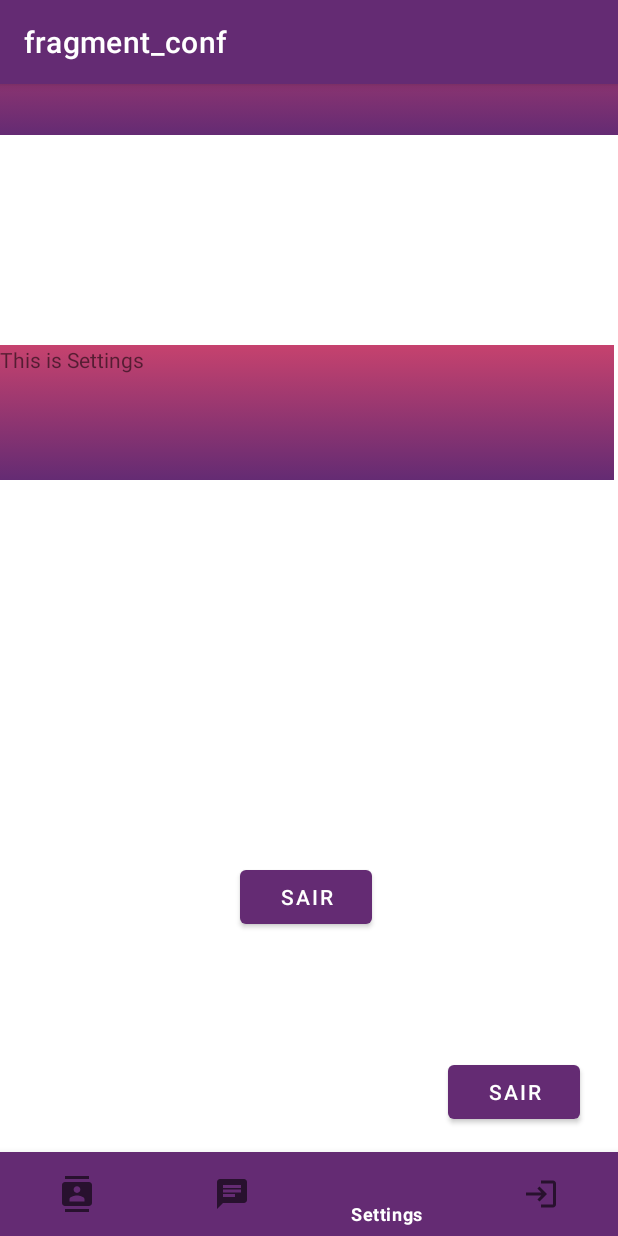
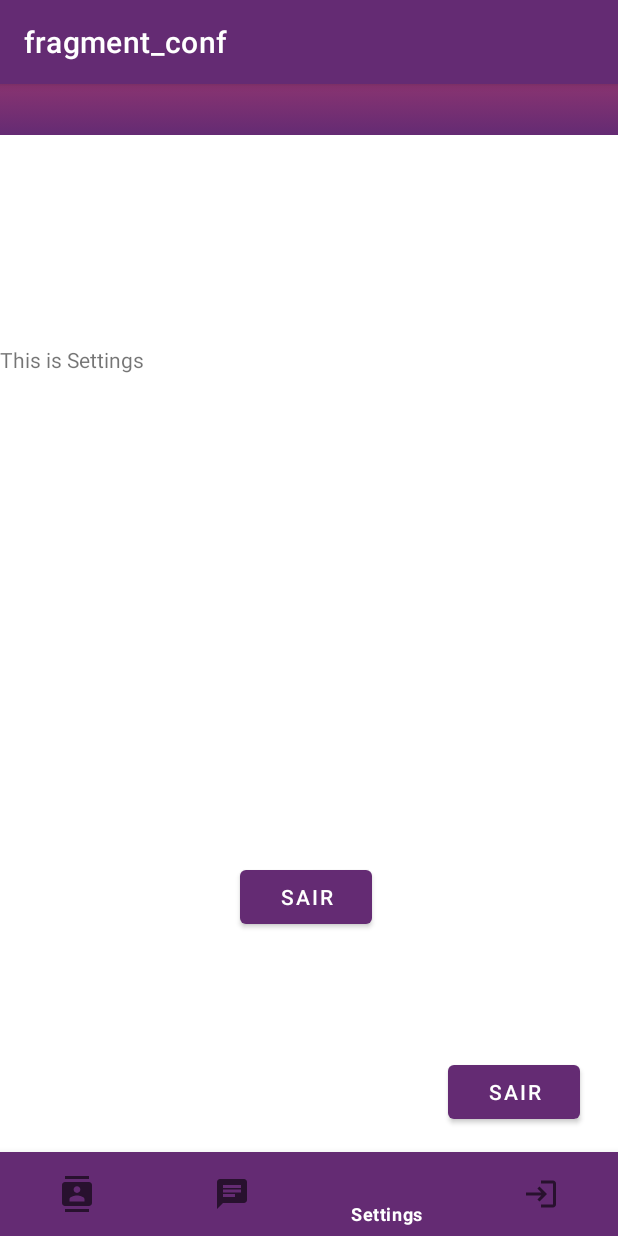
Before and after one commit to DouglasANS/ZapZapVenture, an Android app: the ConfFragment screen opened through its navigation route, on a phone screen of 412 x 824 dp. Run offline under Robolectric (Android 15) with nearby library versions, the phone set to English and light mode, and no system bars; our stand-ins replace Firebase (no records; nobody signed in at launch, a user with empty details on screens opened directly), navigation-ui; libraries missing offline, so code that uses them is left out: com.firebase.ui.

Commit message:
"layout"

```diff
--- a/app/build.gradle
+++ b/app/build.gradle
@@ -62,4 +62,8 @@ dependencies {
 
     implementation 'com.google.firebase:firebase-firestore-ktx'
     implementation("androidx.cardview:cardview:1.0.0")
+    //redondo a imagem
+    implementation 'de.hdodenhof:circleimageview:3.1.0'
+
+
 }
--- a/app/src/main/AndroidManifest.xml
+++ b/app/src/main/AndroidManifest.xml
@@ -10,7 +10,7 @@
         android:supportsRtl="true"
         android:theme="@style/Theme.ZapZapVenture">
         <activity android:name=".ChatActivity"></activity>
-        <activity android:name=".SplashScreen">
+        <activity android:name=".SplashScreen" android:theme="@style/Theme.ZapZapVentureNoActionBar">
             <intent-filter>
                 <action android:name="android.intent.action.MAIN" />
 
--- a/app/src/main/java/com/example/zapzapventure/LoginActivity.kt
+++ b/app/src/main/java/com/example/zapzapventure/LoginActivity.kt
@@ -24,9 +24,6 @@ class LoginActivity : AppCompatActivity() {
         super.onCreate(savedInstanceState)
         setContentView(R.layout.activity_login)
 
-        val toolbar = findViewById<androidx.appcompat.widget.Toolbar>(R.id.toolbar)
-        setSupportActionBar(toolbar)
-        toolbar.setTitleTextColor(Color.WHITE)
 
         val providers = arrayListOf(
             AuthUI.IdpConfig.EmailBuilder().build() ,
--- a/app/src/main/res/layout/activity_login.xml
+++ b/app/src/main/res/layout/activity_login.xml
@@ -5,11 +5,6 @@
     android:layout_width="match_parent"
     android:layout_height="match_parent"
     tools:context=".LoginActivity">
-
-    <include
-        android:id="@+id/include"
-        layout="@layout/gradiente_toolbar" />
-
 
     <ImageView
         android:id="@+id/imageView2"
--- a/app/src/main/res/layout/fragment_conf.xml
+++ b/app/src/main/res/layout/fragment_conf.xml
@@ -5,10 +5,6 @@
     android:layout_width="match_parent"
     android:layout_height="match_parent"
     tools:context=".ui.Settings.ConfFragment">
-
-    <include
-        android:id="@+id/include"
-        layout="@layout/gradiente_toolbar" />
 
     <TextView
         android:id="@+id/text_conf"
--- a/app/src/main/res/layout/recycler_contato_list.xml
+++ b/app/src/main/res/layout/recycler_contato_list.xml
@@ -8,13 +8,13 @@
     android:paddingLeft="16dp"
     android:paddingRight="16dp">
 
-    <ImageView
+    <de.hdodenhof.circleimageview.CircleImageView
         android:id="@+id/contact_image"
         android:layout_width="86dp"
         android:layout_height="86dp"
         app:layout_constraintStart_toStartOf="parent"
         app:layout_constraintTop_toTopOf="parent"
-        tools:srcCompat="@tools:sample/avatars"/>
+        tools:src="@tools:sample/avatars"/>
 
     <TextView
         android:id="@+id/contact_name"
--- a/app/src/main/res/values/themes.xml
+++ b/app/src/main/res/values/themes.xml
@@ -14,4 +14,19 @@
         <item name="android:statusBarColor" tools:targetApi="l">?attr/colorPrimaryVariant</item>
         <!-- Customize your theme here. -->
     </style>
+
+    <style name="Theme.ZapZapVentureNoActionBar" parent="Theme.MaterialComponents.DayNight.NoActionBar">
+        <!-- Primary brand color. -->
+        <item name="colorPrimary">@color/purple</item>
+        <item name="colorPrimaryVariant">@color/purple_700</item>
+        <item name="colorOnPrimary">@color/white</item>
+        <item name = "android:windowTranslucentStatus">true</item>
+        <!-- Secondary brand color. -->
+        <item name="colorSecondary">@color/teal_200</item>
+        <item name="colorSecondaryVariant">@color/teal_700</item>
+        <item name="colorOnSecondary">@color/black</item>
+        <!-- Status bar color. -->
+        <item name="android:statusBarColor" tools:targetApi="l">?attr/colorPrimaryVariant</item>
+        <!-- Customize your theme here. -->
+    </style>
 </resources>
```
